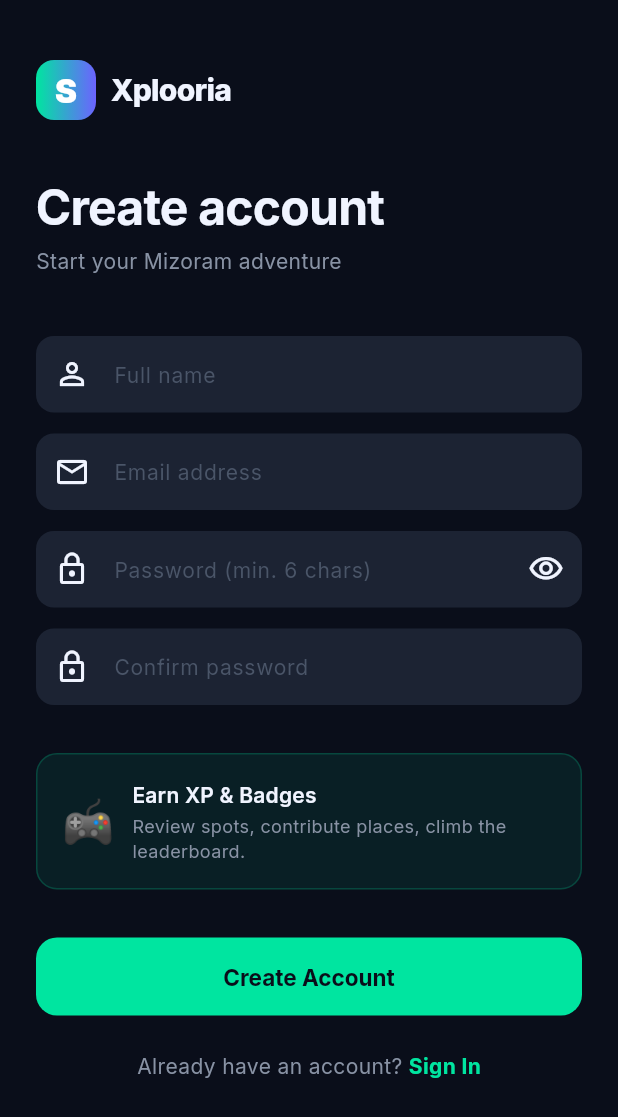
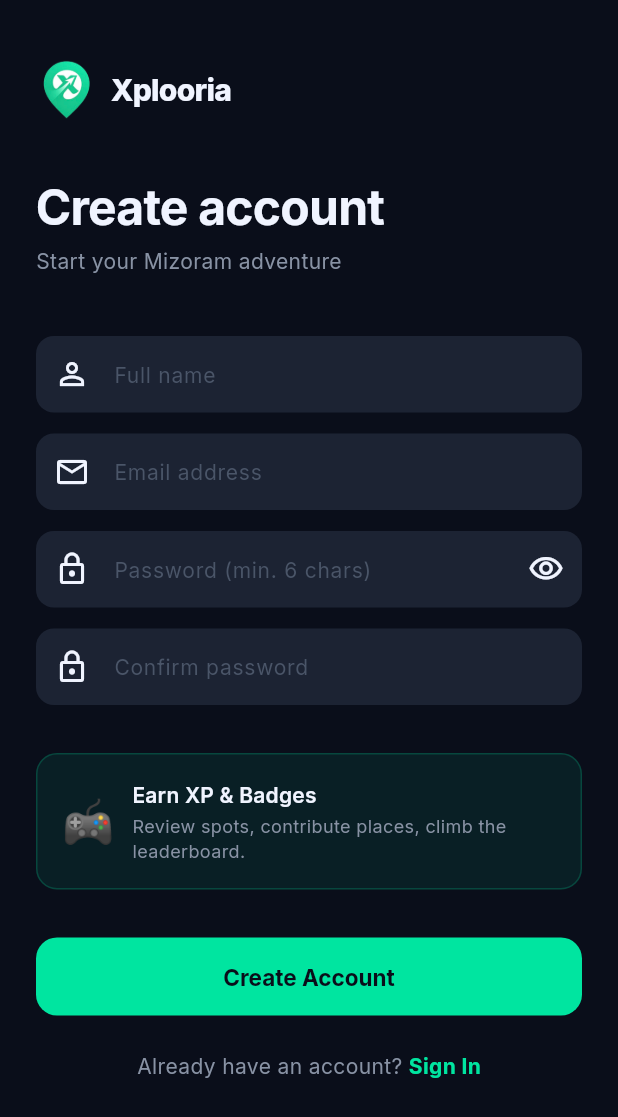
Before and after one commit to tluangaralte3/spotsence, a Flutter app: the RegisterScreen screen opened by its route, on a phone screen of 412 x 824 dp. Shown: the top 1117 px of the screen. Run offline on Flutter 3.47's test engine with Material 3 defaults, Android fonts, the phone set to English and light mode, and no system bars; our stand-ins replace cached_network_image, carousel_slider, cloud_firestore, csv, dio, file_picker and 20 more; accounts and stored records are empty.

Commit message:
feat: migrate project from SpotMizoram to Xplooria with updated configurations and assets
Co-authored-by: Copilot <copilot@github.com>

```diff
--- a/lib/widgets/shared_widgets.dart
+++ b/lib/widgets/shared_widgets.dart
@@ -206,20 +206,12 @@ class SpotLogo extends StatelessWidget {
           width: 40,
           height: 40,
           decoration: BoxDecoration(
-            gradient: const LinearGradient(
-              colors: [AppColors.primary, AppColors.secondary],
-            ),
             borderRadius: BorderRadius.circular(12),
           ),
-          child: const Center(
-            child: Text(
-              'S',
-              style: TextStyle(
-                color: Colors.white,
-                fontSize: 22,
-                fontWeight: FontWeight.w900,
-              ),
-            ),
+          clipBehavior: Clip.antiAlias,
+          child: Image.asset(
+            'assets/icons/xplooria_logo.png',
+            fit: BoxFit.cover,
           ),
         ),
         const SizedBox(width: 10),
```
Also changed, not shown: lib/services/notification_service.dart (+43 -2 lines), firebase.json, lib/firebase_options.dart, 13 other files.
